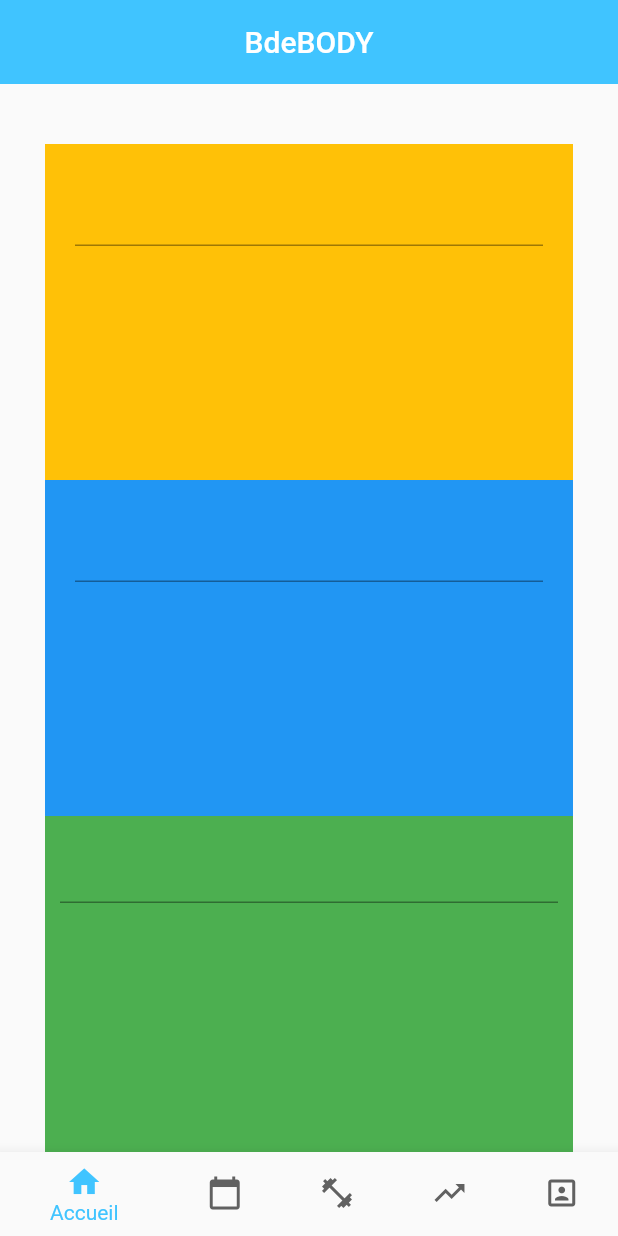
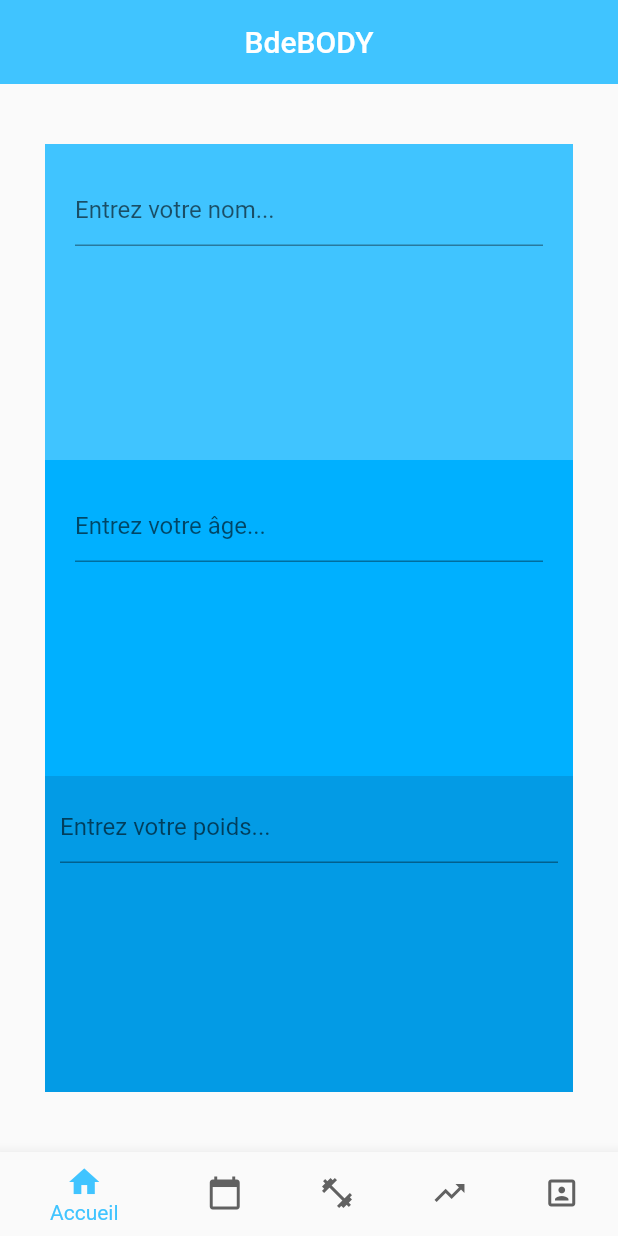
Before and after one commit to Katiana-jpg/bdebody, a Flutter app: the screen it shows after launch, on a phone screen of 412 x 824 dp. Run offline on Flutter 3.47's test engine with Material 2 defaults, Android fonts, the phone set to English and light mode, and no system bars.

Commit message:
encore changement

```diff
--- a/lib/main.dart
+++ b/lib/main.dart
@@ -23,6 +23,68 @@ class MyStatefulWidget extends StatefulWidget {
   @override
   _MyStatefulWidgetState createState() => _MyStatefulWidgetState();
 }
+/////////////////
+class PremiereUtilisation extends StatefulWidget {
+  PremiereUtilisation({Key key}) : super(key: key);
+
+  @override
+  State<StatefulWidget> createState() => PremiereUtilisationState();
+}
+
+class PremiereUtilisationState extends State<Accueil> {
+//   TextField txtPrenom = new TextField(
+//     decoration: InputDecoration(hintText: 'Entrez votre nom...'),
+//     onSubmitted: (String txt){
+// utilisateur.prenom = txt;    },);
+
+//   TextField txtAge = new TextField(decoration: InputDecoration(hintText: 'Entrez votre âge...'), onSubmitted: (String txt){
+// utilisateur.age = int.parse(txt);    },);
+
+//   TextField txtPoids = new TextField(
+
+//     decoration: InputDecoration(hintText: 'Entrez votre poids...'), onSubmitted: (String txt){
+// utilisateur.poids = double.parse(txt);    },);
+
+  @override
+  Widget build(BuildContext context) {
+    Scaffold(
+
+      body: Column(
+children: <Widget>[
+
+// Container(
+// padding: EdgeInsets.all(10),
+// child : txtPrenom,
+// ),
+// Container(
+// padding: EdgeInsets.all(10),
+// child : txtAge,
+// ),
+// Container(
+// padding: EdgeInsets.all(10),
+// child : txtPoids,
+// ),
+Container(
+  padding: EdgeInsets.all(10),
+child : FlatButton(
+  child: Text('Soumettre'),
+  onPressed: () {
+//utilisateur.prenom = txtPrenom.onSubmitted(),
+
+  },),
+),
+
+
+
+]
+
+      ),
+
+    );
+    return null;
+  }
+
+}
 
 /////////////////
 
@@ -47,10 +109,10 @@ class AccueilState extends State<Accueil> {
         Expanded(
           flex: 1,
           child: Container(
-            color: Colors.amber,
+            color: Colors.lightBlueAccent[200],
             padding: EdgeInsets.all(20),
             child: TextField(
-
+              decoration: InputDecoration(hintText: 'Entrez votre nom...'),
               onChanged: (String str){
                 utilisateur.prenom=str;
               },
@@ -60,10 +122,10 @@ class AccueilState extends State<Accueil> {
         Expanded(
           flex: 1,
           child: Container(
-            color: Colors.blue,
+            color: Colors.lightBlueAccent[400],
             padding: EdgeInsets.all(20),
             child: TextField(
-
+              decoration: InputDecoration(hintText: 'Entrez votre âge...'),
               onChanged: (String str){
                 utilisateur.age=int.parse(str);
               },
@@ -73,10 +135,10 @@ class AccueilState extends State<Accueil> {
         Expanded(
           flex: 1,
           child: Container(
-            color: Colors.green,
+            color: Colors.lightBlue[600],
             padding: EdgeInsets.all(10),
             child: TextField(
-
+              decoration: InputDecoration(hintText: 'Entrez votre poids...') ,
               onChanged: (String str){
                 utilisateur.poids=double.parse(str);
               },
@@ -268,7 +330,7 @@ class _MyStatefulWidgetState extends State<MyStatefulWidget> {
         elevation: 0.0,
       ),
       body: Padding(
-        padding: EdgeInsets.fromLTRB(30, 40, 30, 0),
+        padding: EdgeInsets.fromLTRB(30, 40, 30, 40),
       child: menuOuvert,
 
         //_widgetOptions.elementAt(_selectedIndex),
--- a/lib/utilisateur.dart
+++ b/lib/utilisateur.dart
@@ -10,6 +10,8 @@ class Utilisateur {
   double taille;
 
   double imc;
+
+  String courriel;
 
   Utilisateur(
       String prenom, String nomFamille, int age, double poids, double taille) {
```
